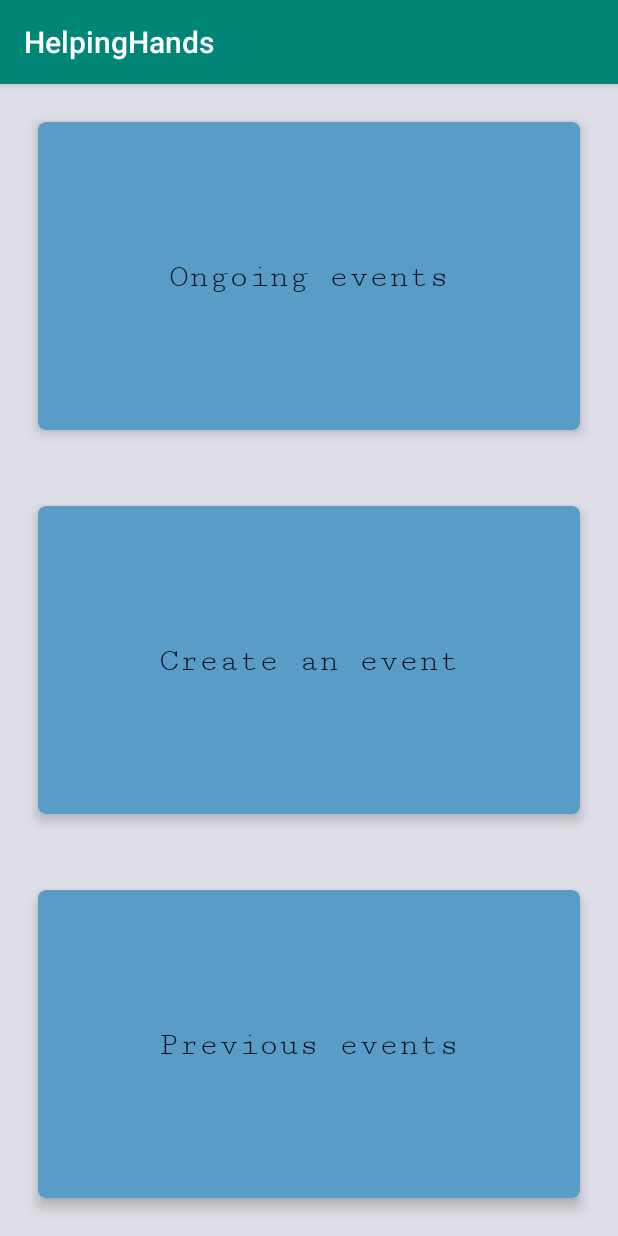
After one commit to kats2296/HelpingHands, an Android app: the OrganisationHomeActivity screen opened directly, with no data from a screen before it, on a phone screen of 412 x 824 dp. The commit adds this screen. Run offline under Robolectric (Android 15) with nearby library versions, the phone set to English and light mode, and no system bars.

Commit message:
home page of organisation created

```diff
--- a/HelpingHands/app/build.gradle
+++ b/HelpingHands/app/build.gradle
@@ -1,4 +1,6 @@
 apply plugin: 'com.android.application'
+apply plugin: 'kotlin-android'
+apply plugin: 'kotlin-android-extensions'
 
 android {
     compileSdkVersion 27
@@ -25,4 +27,6 @@ dependencies {
     testImplementation 'junit:junit:4.12'
     androidTestImplementation 'com.android.support.test:runner:1.0.2'
     androidTestImplementation 'com.android.support.test.espresso:espresso-core:3.0.2'
+    implementation "org.jetbrains.kotlin:kotlin-stdlib-jdk7:$kotlin_version"
+    implementation 'com.android.support:cardview-v7:27.1.1'
 }
--- a/HelpingHands/app/src/main/AndroidManifest.xml
+++ b/HelpingHands/app/src/main/AndroidManifest.xml
@@ -16,6 +16,7 @@
                 <category android:name="android.intent.category.LAUNCHER" />
             </intent-filter>
         </activity>
+        <activity android:name=".OrganisationHomeActivity"></activity>
     </application>
 
 </manifest>
--- /dev/null
+++ b/HelpingHands/app/src/main/java/com/helpinghands/OrganisationHomeActivity.kt
@@ -0,0 +1,12 @@
+package com.helpinghands
+
+import android.support.v7.app.AppCompatActivity
+import android.os.Bundle
+
+class OrganisationHomeActivity : AppCompatActivity() {
+
+    override fun onCreate(savedInstanceState: Bundle?) {
+        super.onCreate(savedInstanceState)
+        setContentView(R.layout.activity_organisation_home)
+    }
+}
--- /dev/null
+++ b/HelpingHands/app/src/main/res/drawable/circle.xml
@@ -0,0 +1,16 @@
+<?xml version="1.0" encoding="utf-8"?>
+
+<shape xmlns:android="http://schemas.android.com/apk/res/android"
+    android:innerRadius="10dp"
+    android:shape="oval">
+
+    <solid android:color="@color/colorPrimaryDark" />
+
+    <size
+        android:width="50dp"
+        android:height="50dp" />
+    <stroke
+        android:width="1dp"
+        android:color="@color/colorPrimaryDark" />
+
+</shape>
--- /dev/null
+++ b/HelpingHands/app/src/main/res/layout/activity_organisation_home.xml
@@ -0,0 +1,147 @@
+<?xml version="1.0" encoding="utf-8"?>
+<android.support.constraint.ConstraintLayout xmlns:android="http://schemas.android.com/apk/res/android"
+    xmlns:app="http://schemas.android.com/apk/res-auto"
+    xmlns:tools="http://schemas.android.com/tools"
+    android:layout_width="match_parent"
+    android:layout_height="match_parent"
+    android:background="@color/homeScreenbackgroundColor"
+    tools:context=".OrganisationHomeActivity">
+
+    <LinearLayout
+        android:layout_width="0dp"
+        android:layout_height="0dp"
+        android:orientation="vertical"
+        app:layout_constraintBottom_toBottomOf="parent"
+        app:layout_constraintEnd_toEndOf="parent"
+        app:layout_constraintStart_toStartOf="parent"
+        app:layout_constraintTop_toTopOf="parent">
+
+        <!--<LinearLayout-->
+        <!--android:layout_width="match_parent"-->
+        <!--android:layout_height="match_parent"-->
+        <!--android:layout_weight="1"-->
+        <!--android:orientation="horizontal">-->
+
+        <!--<android.support.v7.widget.CardView-->
+        <!--android:layout_width="match_parent"-->
+        <!--android:layout_height="match_parent"-->
+        <!--android:layout_margin="25dp"-->
+        <!--android:layout_weight="1"-->
+        <!--android:elevation="0dp"-->
+        <!--app:cardCornerRadius="10dp"-->
+        <!--app:cardElevation="5dp">-->
+
+        <!--</android.support.v7.widget.CardView>-->
+
+        <!--<android.support.v7.widget.CardView-->
+        <!--android:layout_width="match_parent"-->
+        <!--android:layout_height="match_parent"-->
+        <!--android:layout_margin="25dp"-->
+        <!--android:layout_weight="1"-->
+        <!--app:cardCornerRadius="10dp"-->
+        <!--app:cardElevation="5dp">-->
+
+        <!--</android.support.v7.widget.CardView>-->
+        <!--</LinearLayout>-->
+
+        <android.support.v7.widget.CardView
+            android:layout_width="match_parent"
+            android:layout_height="0dp"
+            android:layout_margin="@dimen/cardViewMargin"
+            android:layout_weight="1"
+            android:clickable="true"
+            android:focusable="true"
+            app:cardBackgroundColor="@color/cardViewBackground"
+            app:cardCornerRadius="@dimen/cardViewRadius"
+            app:cardElevation="@dimen/cardViewElevation">
+
+            <android.support.constraint.ConstraintLayout
+                android:layout_width="match_parent"
+                android:layout_height="match_parent"
+                android:clickable="true"
+                android:focusable="true">
+
+                <TextView
+                    android:id="@+id/textView"
+                    android:layout_width="wrap_content"
+                    android:layout_height="wrap_content"
+                    android:clickable="true"
+                    android:focusable="true"
+                    android:fontFamily="serif-monospace"
+                    android:text="@string/ongoing_events"
+                    android:textAppearance="@style/TextAppearance.AppCompat.Large"
+                    app:layout_constraintBottom_toBottomOf="parent"
+                    app:layout_constraintEnd_toEndOf="parent"
+                    app:layout_constraintHorizontal_bias="0.5"
+                    app:layout_constraintStart_toStartOf="parent"
+                    app:layout_constraintTop_toTopOf="parent" />
+            </android.support.constraint.ConstraintLayout>
+        </android.support.v7.widget.CardView>
+
+        <android.support.v7.widget.CardView
+            android:layout_width="match_parent"
+            android:layout_height="0dp"
+            android:layout_margin="@dimen/cardViewMargin"
+            android:layout_weight="1"
+            android:clickable="true"
+            android:focusable="true"
+            app:cardBackgroundColor="@color/cardViewBackground"
+            app:cardCornerRadius="@dimen/cardViewRadius"
+            app:cardElevation="@dimen/cardViewElevation">
+
+            <android.support.constraint.ConstraintLayout
+                android:layout_width="match_parent"
+                android:layout_height="match_parent"
+                android:clickable="true"
+                android:focusable="true">
+
+                <TextView
+                    android:id="@+id/textView2"
+                    android:layout_width="wrap_content"
+                    android:layout_height="wrap_content"
+                    android:clickable="true"
+                    android:focusable="true"
+                    android:fontFamily="serif-monospace"
+                    android:text="@string/create_an_event"
+                    android:textAppearance="@style/TextAppearance.AppCompat.Large"
+                    app:layout_constraintBottom_toBottomOf="parent"
+                    app:layout_constraintEnd_toEndOf="parent"
+                    app:layout_constraintHorizontal_bias="0.5"
+                    app:layout_constraintStart_toStartOf="parent"
+                    app:layout_constraintTop_toTopOf="parent" />
+            </android.support.constraint.ConstraintLayout>
+        </android.support.v7.widget.CardView>
+
+        <android.support.v7.widget.CardView
+            android:layout_width="match_parent"
+            android:layout_height="0dp"
+            android:layout_margin="@dimen/cardViewMargin"
+            android:layout_weight="1"
+            app:cardBackgroundColor="@color/cardViewBackground"
+            app:cardCornerRadius="@dimen/cardViewRadius"
+            app:cardElevation="@dimen/cardViewElevation">
+
+            <android.support.constraint.ConstraintLayout
+                android:layout_width="match_parent"
+                android:layout_height="match_parent"
+                android:clickable="true"
+                android:focusable="true">
+
+                <TextView
+                    android:id="@+id/textView3"
+                    android:layout_width="wrap_content"
+                    android:layout_height="wrap_content"
+                    android:clickable="true"
+                    android:focusable="true"
+                    android:fontFamily="serif-monospace"
+                    android:text="@string/previous_events"
+                    android:textAppearance="@style/TextAppearance.AppCompat.Large"
+                    app:layout_constraintBottom_toBottomOf="parent"
+                    app:layout_constraintEnd_toEndOf="parent"
+                    app:layout_constraintHorizontal_bias="0.5"
+                    app:layout_constraintStart_toStartOf="parent"
+                    app:layout_constraintTop_toTopOf="parent" />
+            </android.support.constraint.ConstraintLayout>
+        </android.support.v7.widget.CardView>
+    </LinearLayout>
+</android.support.constraint.ConstraintLayout>
--- a/HelpingHands/app/src/main/res/values/colors.xml
+++ b/HelpingHands/app/src/main/res/values/colors.xml
@@ -3,4 +3,6 @@
     <color name="colorPrimary">#008577</color>
     <color name="colorPrimaryDark">#00574B</color>
     <color name="colorAccent">#D81B60</color>
+    <color name="cardViewBackground">#599cc8</color>
+    <color name="homeScreenbackgroundColor">#dedfe6</color>
 </resources>
--- /dev/null
+++ b/HelpingHands/app/src/main/res/values/dimens.xml
@@ -0,0 +1,6 @@
+<?xml version="1.0" encoding="utf-8"?>
+<resources>
+    <dimen name="cardViewMargin">25dp</dimen>
+    <dimen name="cardViewRadius">5dp</dimen>
+    <dimen name="cardViewElevation">5dp</dimen>
+</resources>
--- a/HelpingHands/app/src/main/res/values/strings.xml
+++ b/HelpingHands/app/src/main/res/values/strings.xml
@@ -1,3 +1,6 @@
 <resources>
     <string name="app_name">HelpingHands</string>
+    <string name="ongoing_events">Ongoing events</string>
+    <string name="create_an_event">Create an event</string>
+    <string name="previous_events">Previous events</string>
 </resources>
--- a/HelpingHands/build.gradle
+++ b/HelpingHands/build.gradle
@@ -1,6 +1,8 @@
 // Top-level build file where you can add configuration options common to all sub-projects/modules.
 
 buildscript {
+    ext.kotlin_version = '1.2.71'
+
 
     repositories {
         google()
@@ -12,7 +14,7 @@ buildscript {
 
         // NOTE: Do not place your application dependencies here; they belong
         // in the individual module build.gradle files
-    }
+    classpath "org.jetbrains.kotlin:kotlin-gradle-plugin:$kotlin_version" }
 }
 
 allprojects {
```
